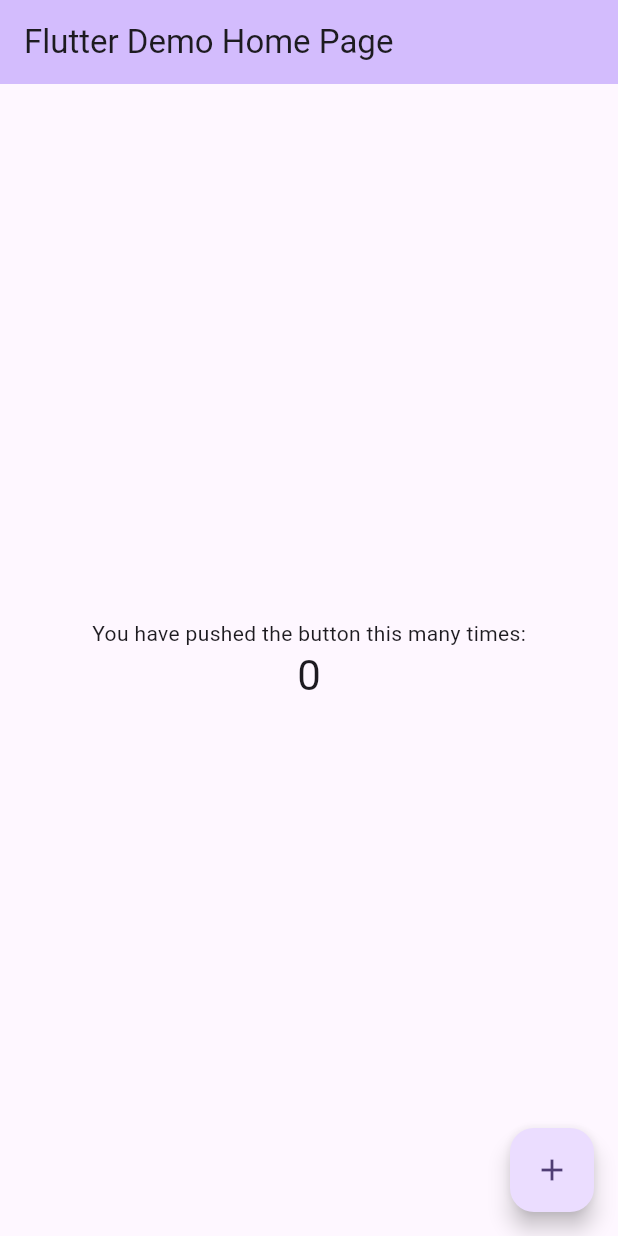
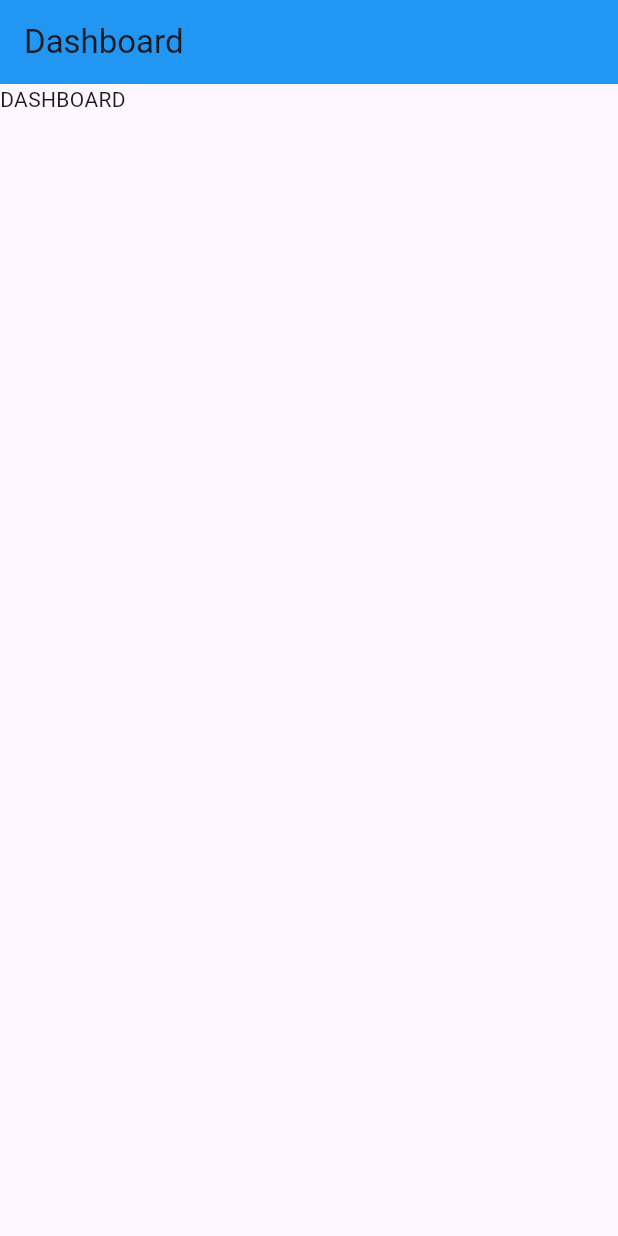
Before and after one commit to Table-Side/Frontend, a Flutter app: the screen it shows after launch, on a phone screen of 412 x 824 dp. Run offline on Flutter 3.47's test engine with Material 3 defaults, Android fonts, the phone set to English and light mode, and no system bars.

Commit message:
added inital dashboard and restaurant view

```diff
--- a/lib/main.dart
+++ b/lib/main.dart
@@ -1,4 +1,6 @@
 import 'package:flutter/material.dart';
+import 'package:table_side/screens/restaurants/dashboard.dart';
+import 'package:table_side/screens/restaurants/restaurant_view.dart';
 
 void main() {
   runApp(const MyApp());
@@ -7,119 +9,20 @@ void main() {
 class MyApp extends StatelessWidget {
   const MyApp({super.key});
 
-  // This widget is the root of your application.
   @override
   Widget build(BuildContext context) {
     return MaterialApp(
-      title: 'Flutter Demo',
+      title: 'Table Side',
+      debugShowCheckedModeBanner: false,
       theme: ThemeData(
-        // This is the theme of your application.
-        //
-        // TRY THIS: Try running your application with "flutter run". You'll see
-        // the application has a purple toolbar. Then, without quitting the app,
-        // try changing the seedColor in the colorScheme below to Colors.green
-        // and then invoke "hot reload" (save your changes or press the "hot
-        // reload" button in a Flutter-supported IDE, or press "r" if you used
-        // the command line to start the app).
-        //
-        // Notice that the counter didn't reset back to zero; the application
-        // state is not lost during the reload. To reset the state, use hot
-        // restart instead.
-        //
-        // This works for code too, not just values: Most code changes can be
-        // tested with just a hot reload.
         colorScheme: ColorScheme.fromSeed(seedColor: Colors.deepPurple),
         useMaterial3: true,
       ),
-      home: const MyHomePage(title: 'Flutter Demo Home Page'),
+      home: const Dashboard(),
+      routes: {
+        "/dashboard": (context) => const Dashboard(),
+        "/restaurant_view": (context) => const RestaurantView(),
+      }
     );
   }
 }
-
-class MyHomePage extends StatefulWidget {
-  const MyHomePage({super.key, required this.title});
-
-  // This widget is the home page of your application. It is stateful, meaning
-  // that it has a State object (defined below) that contains fields that affect
-  // how it looks.
-
-  // This class is the configuration for the state. It holds the values (in this
-  // case the title) provided by the parent (in this case the App widget) and
-  // used by the build method of the State. Fields in a Widget subclass are
-  // always marked "final".
-
-  final String title;
-
-  @override
-  State<MyHomePage> createState() => _MyHomePageState();
-}
-
-class _MyHomePageState extends State<MyHomePage> {
-  int _counter = 0;
-
-  void _incrementCounter() {
-    setState(() {
-      // This call to setState tells the Flutter framework that something has
-      // changed in this State, which causes it to rerun the build method below
-      // so that the display can reflect the updated values. If we changed
-      // _counter without calling setState(), then the build method would not be
-      // called again, and so nothing would appear to happen.
-      _counter++;
-    });
-  }
-
-  @override
-  Widget build(BuildContext context) {
-    // This method is rerun every time setState is called, for instance as done
-    // by the _incrementCounter method above.
-    //
-    // The Flutter framework has been optimized to make rerunning build methods
-    // fast, so that you can just rebuild anything that needs updating rather
-    // than having to individually change instances of widgets.
-    return Scaffold(
-      appBar: AppBar(
-        // TRY THIS: Try changing the color here to a specific color (to
-        // Colors.amber, perhaps?) and trigger a hot reload to see the AppBar
-        // change color while the other colors stay the same.
-        backgroundColor: Theme.of(context).colorScheme.inversePrimary,
-        // Here we take the value from the MyHomePage object that was created by
-        // the App.build method, and use it to set our appbar title.
-        title: Text(widget.title),
-      ),
-      body: Center(
-        // Center is a layout widget. It takes a single child and positions it
-        // in the middle of the parent.
-        child: Column(
-          // Column is also a layout widget. It takes a list of children and
-          // arranges them vertically. By default, it sizes itself to fit its
-          // children horizontally, and tries to be as tall as its parent.
-          //
-          // Column has various properties to control how it sizes itself and
-          // how it positions its children. Here we use mainAxisAlignment to
-          // center the children vertically; the main axis here is the vertical
-          // axis because Columns are vertical (the cross axis would be
-          // horizontal).
-          //
-          // TRY THIS: Invoke "debug painting" (choose the "Toggle Debug Paint"
-          // action in the IDE, or press "p" in the console), to see the
-          // wireframe for each widget.
-          mainAxisAlignment: MainAxisAlignment.center,
-          children: <Widget>[
-            const Text(
-              'You have pushed the button this many times:',
-            ),
-            Text(
-              '$_counter',
-              style: Theme.of(context).textTheme.headlineMedium,
-            ),
-          ],
-        ),
-      ),
-      floatingActionButton: FloatingActionButton(
-        onPressed: _incrementCounter,
-        tooltip: 'Increment',
-        child: const Icon(Icons.add),
-      ), // This trailing comma makes auto-formatting nicer for build methods.
-    );
-  }
-}
--- /dev/null
+++ b/lib/screens/restaurants/dashboard.dart
@@ -0,0 +1,16 @@
+import 'package:flutter/material.dart';
+
+class Dashboard extends StatelessWidget {
+  const Dashboard({super.key});
+
+  @override
+  Widget build(BuildContext context) {
+    return Scaffold(
+      appBar: AppBar(
+        title: const Text("Dashboard"),
+        backgroundColor: Colors.blue,
+      ),
+      body: const Text("DASHBOARD"),
+    );
+  }
+}
--- /dev/null
+++ b/lib/screens/restaurants/restaurant_view.dart
@@ -0,0 +1,12 @@
+import 'package:flutter/material.dart';
+
+class RestaurantView extends StatelessWidget {
+  const RestaurantView({super.key});
+
+  @override
+  Widget build(BuildContext context) {
+    return const Scaffold(
+      body: Text("RESTAURANT VIEW"),
+    );
+  }
+}
--- a/pubspec.yaml
+++ b/pubspec.yaml
@@ -19,7 +19,7 @@ publish_to: 'none' # Remove this line if you wish to publish to pub.dev
 version: 1.0.0+1
 
 environment:
-  sdk: '>=3.2.6 <4.0.0'
+  sdk: '>=3.1.3 <4.0.0'
 
 # Dependencies specify other packages that your package needs in order to work.
 # To automatically upgrade your package dependencies to the latest versions
```
Also changed, not shown: pubspec.lock.
